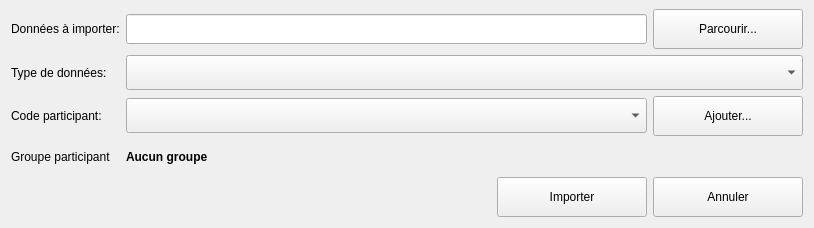
The window that python/resources/ui/ImportManager.ui (introlab/OpenIMU) describes before a commit, drawn with Qt 5.
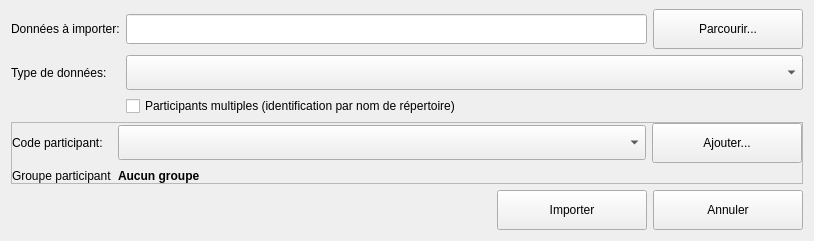
The same window after the commit. Icons and pictures are not drawn.

Commit message: Added multiple participants import when importing a folder.

```diff
--- a/python/resources/ui/ImportManager.ui
+++ b/python/resources/ui/ImportManager.ui
@@ -7,7 +7,7 @@
     <x>0</x>
     <y>0</y>
     <width>814</width>
-    <height>228</height>
+    <height>241</height>
    </rect>
   </property>
   <property name="windowTitle">
@@ -18,6 +18,9 @@
     <normaloff>:/OpenIMU/icons/OpenIMU.png</normaloff>:/OpenIMU/icons/OpenIMU.png</iconset>
   </property>
   <layout class="QVBoxLayout" name="verticalLayout">
+   <property name="spacing">
+    <number>6</number>
+   </property>
    <property name="topMargin">
     <number>9</number>
    </property>
@@ -123,6 +126,84 @@
       </widget>
      </item>
      <item row="2" column="1">
+      <widget class="QCheckBox" name="chkMultiParticipants">
+       <property name="cursor">
+        <cursorShape>PointingHandCursor</cursorShape>
+       </property>
+       <property name="text">
+        <string>Participants multiples (identification par nom de répertoire)</string>
+       </property>
+      </widget>
+     </item>
+    </layout>
+   </item>
+   <item>
+    <widget class="QFrame" name="frameParticipant">
+     <property name="frameShape">
+      <enum>QFrame::StyledPanel</enum>
+     </property>
+     <property name="frameShadow">
+      <enum>QFrame::Raised</enum>
+     </property>
+     <layout class="QFormLayout" name="formLayout_2">
+      <property name="leftMargin">
+       <number>0</number>
+      </property>
+      <property name="topMargin">
+       <number>0</number>
+      </property>
+      <property name="rightMargin">
+       <number>0</number>
+      </property>
+      <property name="bottomMargin">
+       <number>0</number>
+      </property>
+      <item row="2" column="0">
+       <widget class="QLabel" name="lblGroup">
+        <property name="sizePolicy">
+         <sizepolicy hsizetype="Preferred" vsizetype="Expanding">
+          <horstretch>0</horstretch>
+          <verstretch>0</verstretch>
+         </sizepolicy>
+        </property>
+        <property name="text">
+         <string>Groupe participant</string>
+        </property>
+       </widget>
+      </item>
+      <item row="2" column="1">
+       <widget class="QLabel" name="lblGroupName">
+        <property name="sizePolicy">
+         <sizepolicy hsizetype="Preferred" vsizetype="Expanding">
+          <horstretch>0</horstretch>
+          <verstretch>0</verstretch>
+         </sizepolicy>
+        </property>
+        <property name="font">
+         <font>
+          <weight>75</weight>
+          <bold>true</bold>
+         </font>
+        </property>
+        <property name="text">
+         <string>Aucun groupe</string>
+        </property>
+       </widget>
+      </item>
+      <item row="1" column="0">
+       <widget class="QLabel" name="lblParticipant">
+        <property name="sizePolicy">
+         <sizepolicy hsizetype="Preferred" vsizetype="Expanding">
+          <horstretch>0</horstretch>
+          <verstretch>0</verstretch>
+         </sizepolicy>
+        </property>
+        <property name="text">
+         <string>Code participant:</string>
+        </property>
+       </widget>
+      </item>
+      <item row="1" column="1">
       <layout class="QHBoxLayout" name="horizontalLayout_3">
        <item>
         <widget class="QComboBox" name="cmbParticipant">
@@ -174,52 +255,8 @@
        </item>
       </layout>
      </item>
-     <item row="2" column="0">
-      <widget class="QLabel" name="lblParticipant">
-       <property name="sizePolicy">
-        <sizepolicy hsizetype="Preferred" vsizetype="Expanding">
-         <horstretch>0</horstretch>
-         <verstretch>0</verstretch>
-        </sizepolicy>
-       </property>
-       <property name="text">
-        <string>Code participant:</string>
-       </property>
-      </widget>
-     </item>
-     <item row="3" column="0">
-      <widget class="QLabel" name="lblGroup">
-       <property name="sizePolicy">
-        <sizepolicy hsizetype="Preferred" vsizetype="Expanding">
-         <horstretch>0</horstretch>
-         <verstretch>0</verstretch>
-        </sizepolicy>
-       </property>
-       <property name="text">
-        <string>Groupe participant</string>
-       </property>
-      </widget>
-     </item>
-     <item row="3" column="1">
-      <widget class="QLabel" name="lblGroupName">
-       <property name="sizePolicy">
-        <sizepolicy hsizetype="Preferred" vsizetype="Expanding">
-         <horstretch>0</horstretch>
-         <verstretch>0</verstretch>
-        </sizepolicy>
-       </property>
-       <property name="font">
-        <font>
-         <weight>75</weight>
-         <bold>true</bold>
-        </font>
-       </property>
-       <property name="text">
-        <string>Aucun groupe</string>
-       </property>
-      </widget>
-     </item>
-    </layout>
+     </layout>
+    </widget>
    </item>
    <item>
     <layout class="QHBoxLayout" name="horizontalLayout">
```
Lines whose indentation alone changed are shown as unchanged. The commit also changes 8 other files.
